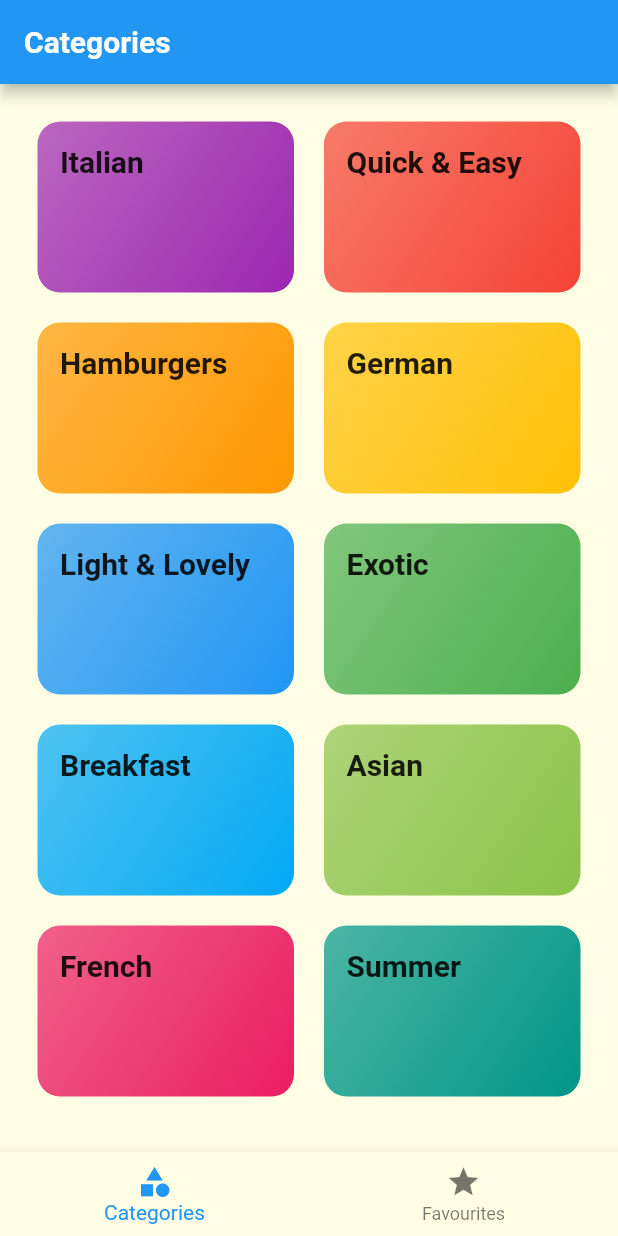
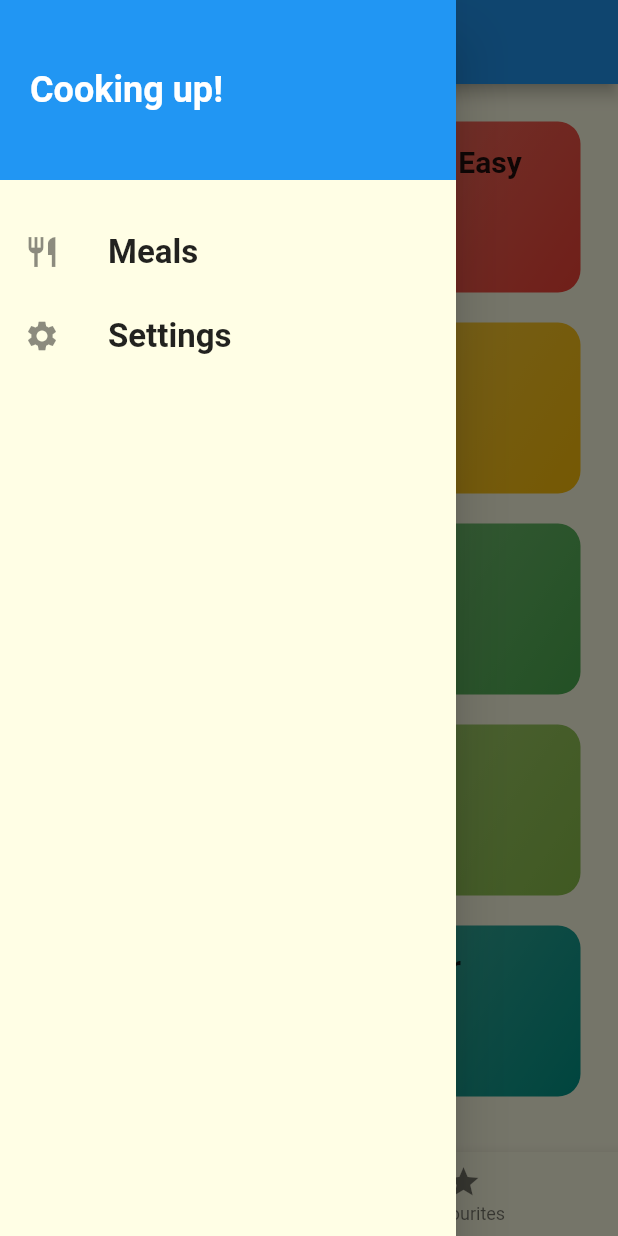
Before and after one commit to makidzusi/MealAppFlutter, a Flutter app: the screen it shows after launch, with the side drawer open (before the commit the screen has no drawer), on a phone screen of 412 x 824 dp. Run offline on Flutter 3.47's test engine with Material 2 defaults, Android fonts, the phone set to English and light mode, and no system bars.

Commit message:
add drawer

```diff
--- a/lib/screens/tabs_screen.dart
+++ b/lib/screens/tabs_screen.dart
@@ -1,6 +1,7 @@
 import 'package:flutter/material.dart';
 import 'package:meal_app/screens/category_screen.dart';
 import 'package:meal_app/screens/favourites_screen.dart';
+import 'package:meal_app/widgets/main_drawer.dart';
 
 class TabsScreen extends StatefulWidget {
   const TabsScreen({super.key});
@@ -30,6 +31,7 @@ class _TabsScreenState extends State<TabsScreen> {
           title: Text(_pages[_selectedPageIndex]['title'] as String),
         ),
         body: _pages[_selectedPageIndex]['page'] as Widget,
+        drawer: MainDrawer(),
         bottomNavigationBar: BottomNavigationBar(
             onTap: _selectPage,
             currentIndex: _selectedPageIndex,
--- /dev/null
+++ b/lib/widgets/main_drawer.dart
@@ -0,0 +1,45 @@
+import 'package:flutter/material.dart';
+
+class MainDrawer extends StatelessWidget {
+  const MainDrawer({super.key});
+
+  Widget buildListTile(String title, Icon icon) {
+    return ListTile(
+      onTap: () {},
+      leading: icon,
+      title: Text(
+        title,
+        style: const TextStyle(fontSize: 22, fontWeight: FontWeight.bold),
+      ),
+    );
+  }
+
+  @override
+  Widget build(BuildContext context) {
+    return Drawer(
+      child: Column(
+        children: [
+          Container(
+              height: 120,
+              width: double.infinity,
+              padding: const EdgeInsets.all(20),
+              color: Theme.of(context).accentColor,
+              alignment: Alignment.centerLeft,
+              child: const Text(
+                "Cooking up!",
+                style: TextStyle(
+                  fontWeight: FontWeight.bold,
+                  fontSize: 24,
+                  color: Colors.white,
+                ),
+              )),
+          const SizedBox(
+            height: 20,
+          ),
+          buildListTile("Meals", const Icon(Icons.restaurant)),
+          buildListTile("Settings", const Icon(Icons.settings))
+        ],
+      ),
+    );
+  }
+}
```
